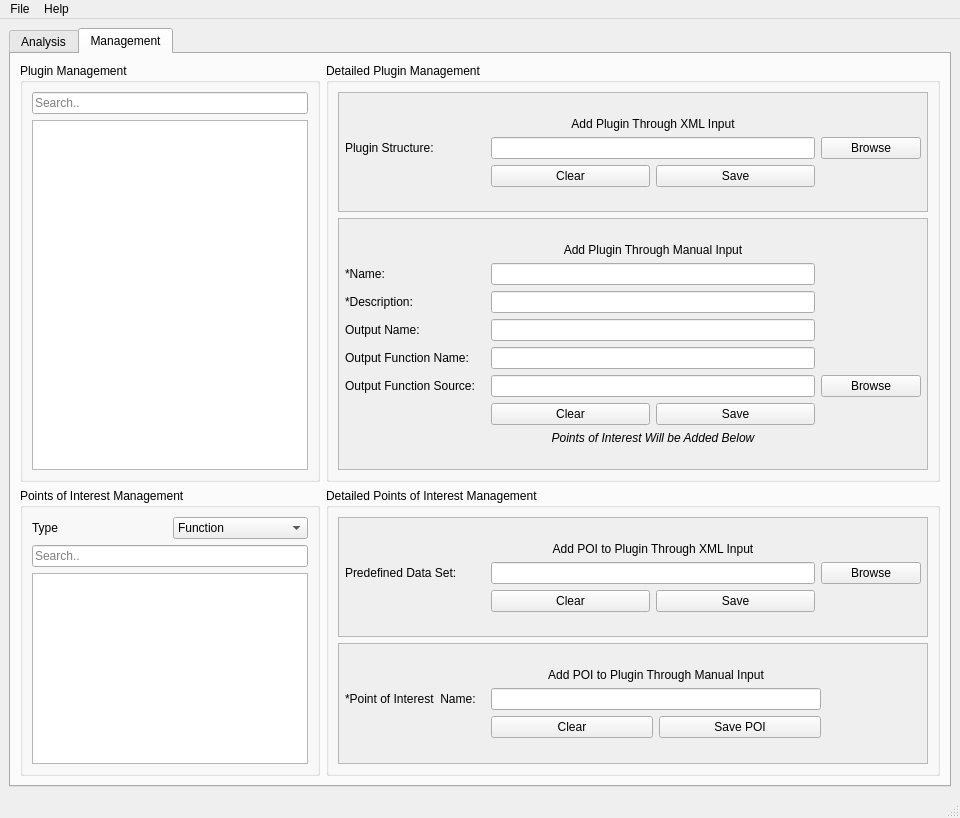
Old version of the form src/GUI/ui_files/BATT5_GUI.ui in the repository adalio0/BATT5.
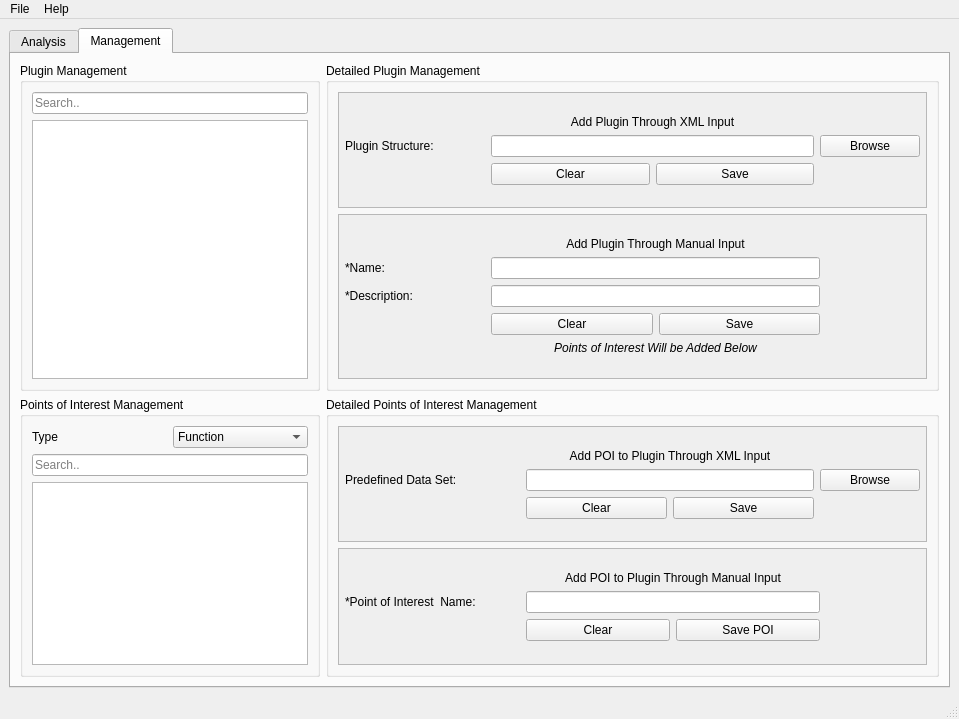
New version of the form. The open tabs and pages were chosen to show the change.

Commit message: Remove output field things for plugin in db and GUI

```diff
--- a/src/GUI/ui_files/BATT5_GUI.ui
+++ b/src/GUI/ui_files/BATT5_GUI.ui
@@ -9,8 +9,8 @@
    <rect>
     <x>0</x>
     <y>0</y>
-    <width>960</width>
-    <height>818</height>
+    <width>959</width>
+    <height>719</height>
    </rect>
   </property>
   <property name="windowTitle">
@@ -955,48 +955,10 @@
                 </item>
                 <item>
                  <layout class="QGridLayout" name="gridLayout_2">
-                  <item row="5" column="0">
-                   <widget class="QLabel" name="dpmOutFuncName_label">
-                    <property name="minimumSize">
-                     <size>
-                      <width>120</width>
-                      <height>0</height>
-                     </size>
-                    </property>
-                    <property name="maximumSize">
-                     <size>
-                      <width>16777215</width>
-                      <height>16777215</height>
-                     </size>
-                    </property>
-                    <property name="text">
-                     <string>Output Function Name:</string>
-                    </property>
-                   </widget>
-                  </item>
                   <item row="3" column="1">
                    <widget class="QLineEdit" name="dpmPluginDesc_lineEdit"/>
                   </item>
-                  <item row="4" column="0">
-                   <widget class="QLabel" name="dpmOutName_lable">
-                    <property name="minimumSize">
-                     <size>
-                      <width>120</width>
-                      <height>0</height>
-                     </size>
-                    </property>
-                    <property name="maximumSize">
-                     <size>
-                      <width>16777215</width>
-                      <height>16777215</height>
-                     </size>
-                    </property>
-                    <property name="text">
-                     <string>Output Name:</string>
-                    </property>
-                   </widget>
-                  </item>
-                  <item row="7" column="1">
+                  <item row="4" column="1">
                    <layout class="QHBoxLayout" name="horizontalLayout_8">
                     <item>
                      <widget class="QPushButton" name="clearManualPlugin_button">
@@ -1014,38 +976,6 @@
                     </item>
                    </layout>
                   </item>
-                  <item row="6" column="0">
-                   <widget class="QLabel" name="dpmOutFuncSource_label">
-                    <property name="minimumSize">
-                     <size>
-                      <width>120</width>
-                      <height>0</height>
-                     </size>
-                    </property>
-                    <property name="maximumSize">
-                     <size>
-                      <width>16777215</width>
-                      <height>16777215</height>
-                     </size>
-                    </property>
-                    <property name="text">
-                     <string>Output Function Source:</string>
-                    </property>
-                   </widget>
-                  </item>
-                  <item row="6" column="2">
-                   <widget class="QPushButton" name="dpmOutFuncSource_button">
-                    <property name="minimumSize">
-                     <size>
-                      <width>100</width>
-                      <height>0</height>
-                     </size>
-                    </property>
-                    <property name="text">
-                     <string>Browse</string>
-                    </property>
-                   </widget>
-                  </item>
                   <item row="2" column="1">
                    <widget class="QLineEdit" name="dpmPluginName_lineEdit"/>
                   </item>
@@ -1071,27 +1001,6 @@
                     </property>
                    </widget>
                   </item>
-                  <item row="5" column="1">
-                   <widget class="QLineEdit" name="dpmOutFuncName_lineEdit"/>
-                  </item>
-                  <item row="6" column="1">
-                   <widget class="QLineEdit" name="dpmOutFuncSource_lineEdit">
-                    <property name="font">
-                     <font>
-                      <italic>true</italic>
-                     </font>
-                    </property>
-                    <property name="readOnly">
-                     <bool>true</bool>
-                    </property>
-                    <property name="placeholderText">
-                     <string/>
-                    </property>
-                    <property name="clearButtonEnabled" stdset="0">
-                     <bool>false</bool>
-                    </property>
-                   </widget>
-                  </item>
                   <item row="3" column="0">
                    <widget class="QLabel" name="dpmPluginDesc_label">
                     <property name="minimumSize">
@@ -1111,7 +1020,7 @@
                     </property>
                    </widget>
                   </item>
-                  <item row="8" column="1">
+                  <item row="5" column="1">
                    <widget class="QLabel" name="label_7">
                     <property name="font">
                      <font>
@@ -1126,9 +1035,6 @@
                     </property>
                    </widget>
                   </item>
-                  <item row="4" column="1">
-                   <widget class="QLineEdit" name="dpmOutName_lineEdit"/>
-                  </item>
                   <item row="2" column="0">
                    <widget class="QLabel" name="dpmPluginName_label">
                     <property name="minimumSize">
@@ -1148,6 +1054,22 @@
                     </property>
                    </widget>
                   </item>
+                  <item row="3" column="2">
+                   <spacer name="horizontalSpacer_2">
+                    <property name="orientation">
+                     <enum>Qt::Horizontal</enum>
+                    </property>
+                    <property name="sizeType">
+                     <enum>QSizePolicy::Fixed</enum>
+                    </property>
+                    <property name="sizeHint" stdset="0">
+                     <size>
+                      <width>100</width>
+                      <height>0</height>
+                     </size>
+                    </property>
+                   </spacer>
+                  </item>
                  </layout>
                 </item>
                 <item>
@@ -1350,7 +1272,7 @@
                    <widget class="QLabel" name="dpoimPredefined_label">
                     <property name="minimumSize">
                      <size>
-                      <width>140</width>
+                      <width>175</width>
                       <height>0</height>
                      </size>
                     </property>
@@ -1466,7 +1388,7 @@
                    <widget class="QLabel" name="addPoi_label">
                     <property name="minimumSize">
                      <size>
-                      <width>140</width>
+                      <width>175</width>
                       <height>0</height>
                      </size>
                     </property>
@@ -1580,7 +1502,7 @@
     <rect>
      <x>0</x>
      <y>0</y>
-     <width>960</width>
+     <width>959</width>
      <height>25</height>
     </rect>
    </property>
```
Left out of the diff: 18 changed lines with no effect on the pictures. The commit also changes 4 other files.
